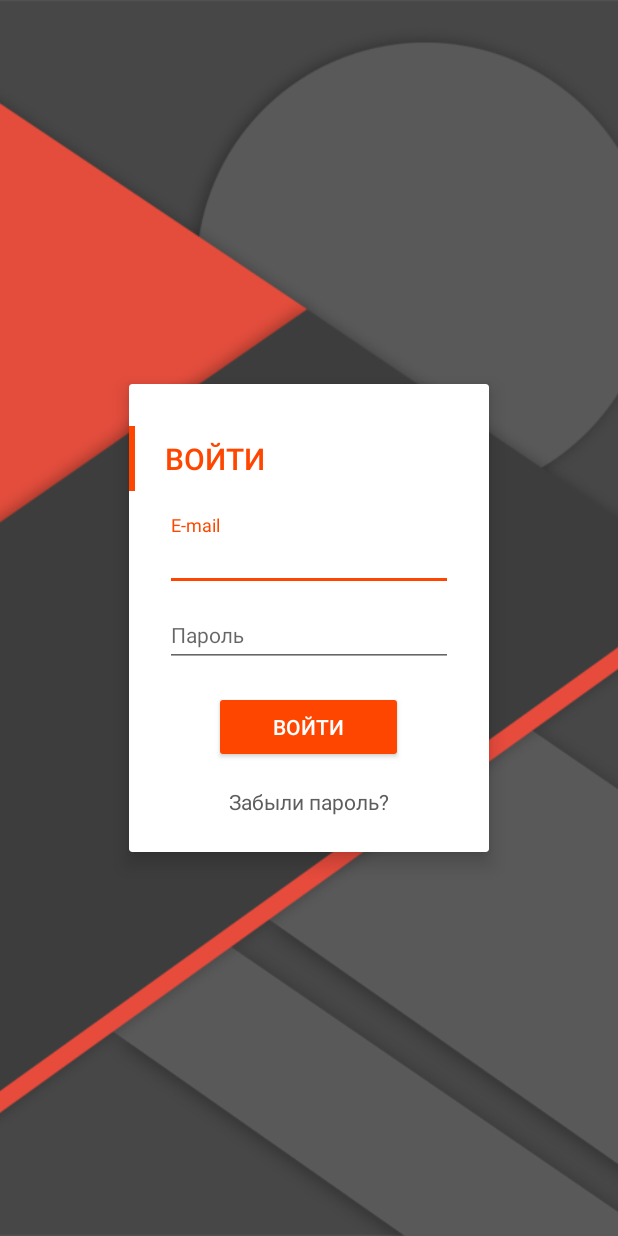
After one commit to RezMike/DevIntensive, an Android app: the layout activity_auth.xml on its own in the app's theme, with its tools: preview values and no code run, on a phone screen of 412 x 824 dp. The commit adds this screen. Run offline under Robolectric (Android 15) with nearby library versions, the phone set to English and light mode, and no system bars.

Commit message:
update AuthActivity (renamed LoginActivity) and some resources

```diff
--- a/app/src/main/AndroidManifest.xml
+++ b/app/src/main/AndroidManifest.xml
@@ -16,7 +16,7 @@
         android:label="@string/app_name"
         android:supportsRtl="true"
         android:theme="@style/AppTheme">
-        <activity android:name=".ui.activities.LoginActivity">
+        <activity android:name=".ui.activities.AuthActivity">
             <intent-filter>
                 <action android:name="android.intent.action.MAIN"/>
 
--- /dev/null
+++ b/app/src/main/res/layout/activity_auth.xml
@@ -0,0 +1,123 @@
+<?xml version="1.0" encoding="utf-8"?>
+<android.support.design.widget.CoordinatorLayout
+    xmlns:android="http://schemas.android.com/apk/res/android"
+    xmlns:app="http://schemas.android.com/apk/res-auto"
+    android:id="@+id/main_coordinator_container"
+    android:layout_width="match_parent"
+    android:layout_height="match_parent"
+    android:fitsSystemWindows="true">
+
+    <FrameLayout
+        android:layout_width="match_parent"
+        android:layout_height="match_parent"
+        android:background="@color/grey_background">
+
+        <ImageView
+            android:layout_width="match_parent"
+            android:layout_height="match_parent"
+            android:scaleType="centerCrop"
+            android:src="@drawable/login_bg"/>
+
+        <android.support.v7.widget.CardView
+            android:id="@+id/authorization_box"
+            android:layout_width="240dp"
+            android:layout_height="wrap_content"
+            android:layout_gravity="center"
+            android:background="@color/white"
+            app:cardBackgroundColor="@color/white"
+            app:cardCornerRadius="2dp"
+            app:cardElevation="8dp">
+
+            <LinearLayout
+                android:layout_width="match_parent"
+                android:layout_height="match_parent"
+                android:orientation="vertical">
+
+                <LinearLayout
+                    android:layout_width="match_parent"
+                    android:layout_height="wrap_content"
+                    android:layout_marginBottom="@dimen/spacing_normal_16"
+                    android:orientation="horizontal"
+                    android:paddingTop="@dimen/spacing_half_large_28">
+
+                    <View
+                        android:id="@+id/login_indicator"
+                        android:layout_width="4dp"
+                        android:layout_height="match_parent"
+                        android:layout_marginRight="20dp"
+                        android:background="@color/color_accent"/>
+
+                    <TextView
+                        android:id="@+id/login_tv"
+                        android:layout_width="match_parent"
+                        android:layout_height="wrap_content"
+                        android:layout_marginBottom="@dimen/spacing_small_8"
+                        android:layout_marginTop="@dimen/spacing_small_8"
+                        android:fontFamily="sans-serif-medium"
+                        android:text="@string/auth_enter"
+                        android:textAllCaps="true"
+                        android:textColor="@color/color_accent"
+                        android:textSize="@dimen/font_medium_20"/>
+                </LinearLayout>
+
+                <LinearLayout
+                    android:layout_width="match_parent"
+                    android:layout_height="wrap_content"
+                    android:gravity="bottom"
+                    android:orientation="vertical"
+                    android:paddingBottom="@dimen/spacing_medial_24"
+                    android:paddingLeft="@dimen/spacing_medial_24"
+                    android:paddingRight="@dimen/spacing_medial_24">
+
+                    <android.support.design.widget.TextInputLayout
+                        android:id="@+id/login_email_layout"
+                        android:layout_width="match_parent"
+                        android:layout_height="wrap_content">
+
+                        <EditText
+                            android:id="@+id/login_email"
+                            style="@style/login_edit_text"
+                            android:hint="@string/auth_email_hint"
+                            android:inputType="textEmailAddress"/>
+                    </android.support.design.widget.TextInputLayout>
+
+                    <android.support.design.widget.TextInputLayout
+                        android:layout_width="match_parent"
+                        android:layout_height="wrap_content">
+
+                        <EditText
+                            android:id="@+id/login_password"
+                            style="@style/login_edit_text"
+                            android:hint="@string/auth_password_hint"
+                            android:inputType="textPassword"
+                            android:text=""/>
+                    </android.support.design.widget.TextInputLayout>
+
+                    <Button
+                        android:id="@+id/login_btn"
+                        style="@style/AppTheme.Button.Red"
+                        android:layout_width="wrap_content"
+                        android:layout_height="wrap_content"
+                        android:layout_gravity="center_horizontal"
+                        android:layout_marginTop="@dimen/spacing_normal_16"
+                        android:minWidth="126dp"
+                        android:text="@string/auth_enter"
+                        android:textAllCaps="true"
+                        android:textSize="@dimen/font_normal_14"
+                        android:theme="@style/AppTheme.Button.Red"/>
+
+                    <TextView
+                        android:id="@+id/remember_tv"
+                        android:layout_width="wrap_content"
+                        android:layout_height="wrap_content"
+                        android:layout_gravity="center_horizontal"
+                        android:layout_marginTop="@dimen/spacing_normal_16"
+                        android:fontFamily="sans-serif-regular"
+                        android:text="@string/auth_remember"
+                        android:textColor="@color/grey"
+                        android:textSize="@dimen/font_normal_14"/>
+                </LinearLayout>
+            </LinearLayout>
+        </android.support.v7.widget.CardView>
+    </FrameLayout>
+</android.support.design.widget.CoordinatorLayout>
--- a/app/src/main/res/values/colors.xml
+++ b/app/src/main/res/values/colors.xml
@@ -2,7 +2,7 @@
 <resources>
     <color name="color_primary">#5d5d5d</color>
     <color name="color_primary_dark">#000</color>
-    <color name="color_accent">#ff0000</color>
+    <color name="color_accent">#ff4600</color>
 
     <color name="grey">#5d5d5d</color>
     <color name="grey_light">#9c9c9c</color>
--- a/app/src/main/res/values/strings.xml
+++ b/app/src/main/res/values/strings.xml
@@ -24,9 +24,6 @@
         voluptate velit esse cillum dolore eu fugiat nulla pariatur. Excepteur sint occaecat cupidatat
         non proident, sunt in culpa qui officia deserunt mollit anim id est laborum.
     </string>
-    <string name="enter_caps">ВОЙТИ</string>
-    <string name="password_hint">Пароль</string>
-    <string name="forget_password">Забыли пароль?</string>
 
     <string name="name">Резниченко Михаил</string>
     <string name="my_profile">Мой профиль</string>
@@ -47,6 +44,11 @@
     <string name="choose_email_client">Выберите e-mail клиент:</string>
     <string name="choose_browser">Выберите браузер:</string>
 
+    <string name="auth_enter">Войти</string>
+    <string name="auth_email_hint">E-mail</string>
+    <string name="auth_password_hint">Пароль</string>
+    <string name="auth_remember">Забыли пароль?</string>
+
     <string name="error_create_file">Ошибка создания файла</string>
     <string name="error_phone_et">Номер телефона должен содержать 11-20 символов</string>
     <string name="error_email_et">Введен неверный адрес e-mail</string>
--- a/app/src/main/res/values/styles.xml
+++ b/app/src/main/res/values/styles.xml
@@ -36,12 +36,12 @@
         <item name="android:layout_height">wrap_content</item>
         <item name="android:gravity">center</item>
         <item name="android:textColor">@color/white</item>
-        <item name="android:textSize">@dimen/font_medium_16</item>
+        <item name="android:textSize">@dimen/font_medial_16</item>
         <item name="android:fontFamily">sans-serif-condensed</item>
     </style>
 
     <style name="score_text.count">
-        <item name="android:textSize">@dimen/font_larger_24</item>
+        <item name="android:textSize">@dimen/font_large_24</item>
     </style>
 
     <style name="icon">
@@ -56,9 +56,9 @@
     </style>
 
     <style name="icon.right">
-    <item name="android:gravity">top|right</item>
-    <item name="android:layout_marginTop">@dimen/spacing_medial_24</item>
-    <item name="android:layout_marginRight">@dimen/spacing_medium_32</item>
+        <item name="android:gravity">top|right</item>
+        <item name="android:layout_marginTop">@dimen/spacing_medial_24</item>
+        <item name="android:layout_marginRight">@dimen/spacing_medium_32</item>
     </style>
 
     <style name="item_layout">
@@ -95,7 +95,8 @@
         <item name="android:layout_height">wrap_content</item>
         <item name="android:textColor">@color/black</item>
         <item name="android:textColorHint">@color/grey</item>
-        <item name="android:fontFamily">sans-serif-condensed</item>
+        <item name="android:fontFamily">sans-serif-regular</item>
+        <item name="android:textSize">@dimen/font_normal_14</item>
     </style>
 
     <style name="separator_horizontal">
```
Also changed, not shown: app/src/main/java/com/softdesign/devintensive/ui/activities/AuthActivity.java (added, +69 -0 lines), app/src/main/java/com/softdesign/devintensive/ui/activities/LoginActivity.java (deleted, +0 -42 lines), app/src/main/java/com/softdesign/devintensive/utils/UiHelper.java (+5 -5 lines), app/src/main/res/drawable/shape_rectangle.xml (deleted, +0 -10 lines), app/src/main/res/layout/activity_login.xml (deleted, +0 -87 lines), app/src/main/res/values/dimens.xml (+3 -5 lines).
